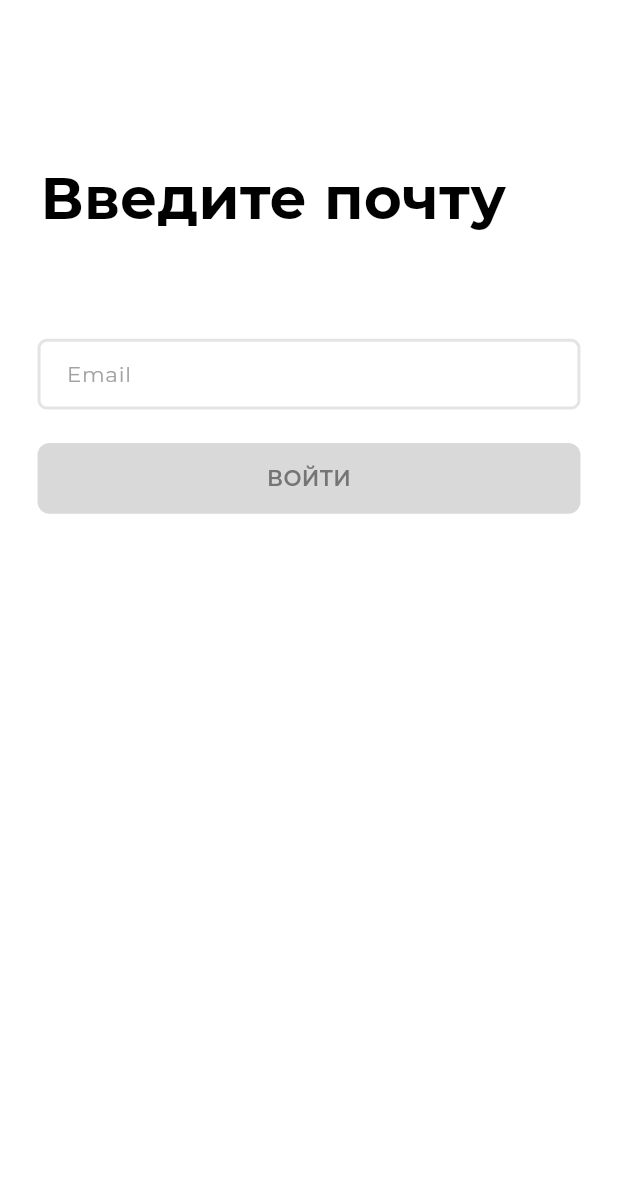
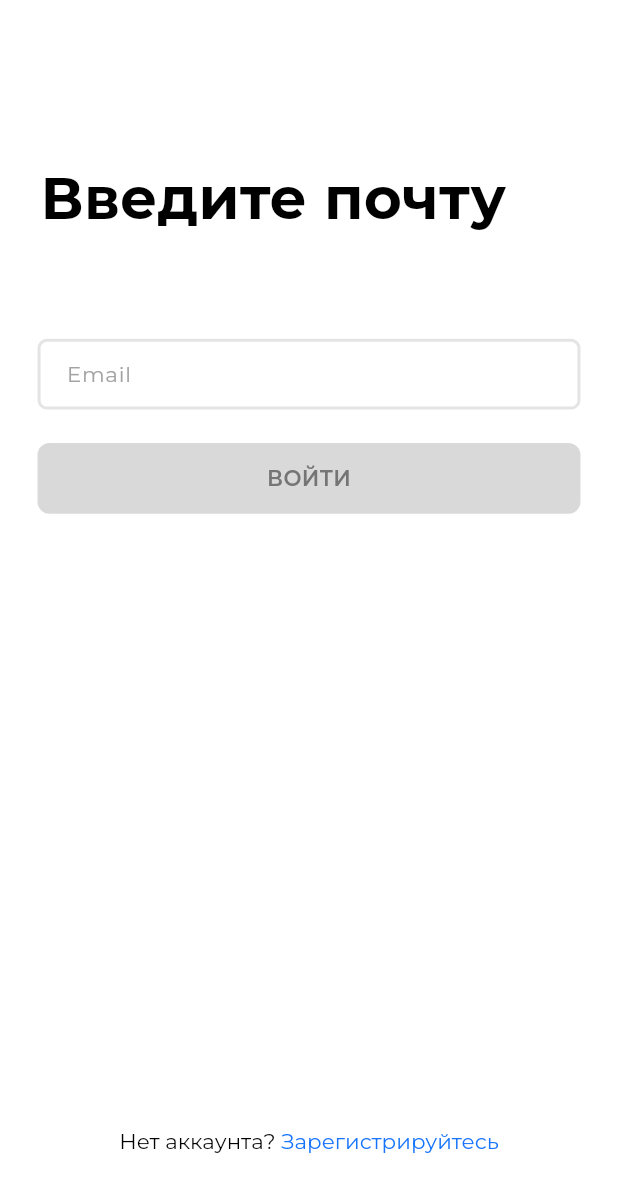
Before and after one commit to gadzhilaev/smile_ai, a Flutter app: the screen it shows after launch, on a phone screen of 412 x 824 dp. Shown: the top 1192 px of the screen. Run offline on Flutter 3.47's test engine with Material 3 defaults, Android fonts, the phone set to English and light mode, and no system bars; our stand-ins replace google_fonts.

Commit message:
кнопка зарегитсрируйтесь

```diff
--- a/lib/main.dart
+++ b/lib/main.dart
@@ -171,10 +171,10 @@ class _EmailScreenState extends State<EmailScreen> {
         return Scaffold(
           backgroundColor: Colors.white,
           body: SafeArea(
-            child: SingleChildScrollView(
+            child: Padding(
               padding: EdgeInsets.only(
                 top: scaleHeight(_topOffset),
-                bottom: scaleHeight(40),
+                bottom: scaleHeight(62),
               ),
               child: Column(
                 crossAxisAlignment: CrossAxisAlignment.start,
@@ -222,6 +222,32 @@ class _EmailScreenState extends State<EmailScreen> {
                       buttonHeight: buttonHeight,
                       borderRadius: buttonBorderRadius,
                       fontSize: scaleHeight(16),
+                    ),
+                  ),
+                  const Spacer(),
+                  Center(
+                    child: RichText(
+                      textAlign: TextAlign.center,
+                      text: TextSpan(
+                        text: 'Нет аккаунта? ',
+                        style: GoogleFonts.montserrat(
+                          fontSize: scaleHeight(16),
+                          fontWeight: FontWeight.w400,
+                          color: Colors.black,
+                          height: 1,
+                        ),
+                        children: [
+                          TextSpan(
+                            text: 'Зарегистрируйтесь',
+                            style: GoogleFonts.montserrat(
+                              fontSize: scaleHeight(16),
+                              fontWeight: FontWeight.w400,
+                              color: const Color(0xFF1774FE),
+                              height: 1,
+                            ),
+                          ),
+                        ],
+                      ),
                     ),
                   ),
                 ],
```
